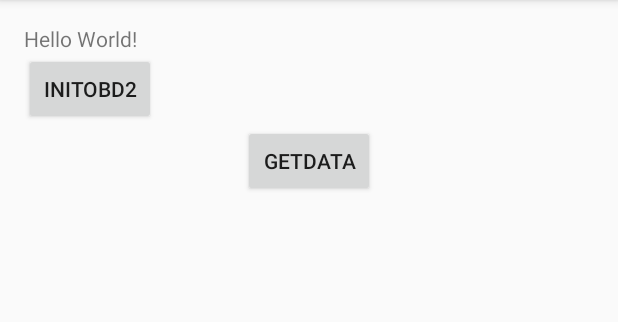
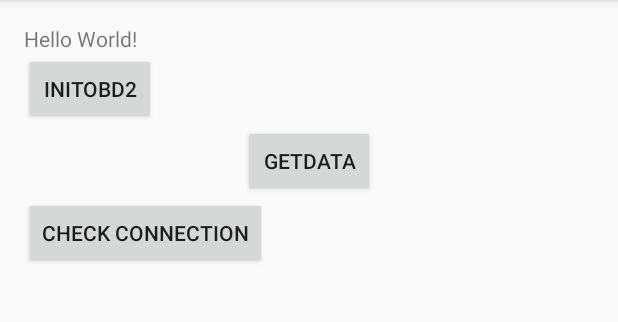
Before and after one commit to harmittaa/ride_rage_android, an Android app: the screen it shows after launch (MainActivity), on a phone screen of 412 x 824 dp, the part 84-406 px from its top. Run offline under Robolectric (Android 15) with nearby library versions, the phone set to English and light mode, and no system bars; libraries missing offline, so code that uses them is left out: com.github.pires.obd.

```diff
--- a/app/src/main/java/com/example/asus/riderage/MainActivity.java
+++ b/app/src/main/java/com/example/asus/riderage/MainActivity.java
@@ -16,17 +16,24 @@ import android.widget.ArrayAdapter;
 import android.widget.Button;
 import android.widget.TextView;
 
+import com.github.pires.obd.commands.ObdCommand;
+import com.github.pires.obd.commands.ObdMultiCommand;
+import com.github.pires.obd.commands.control.ModuleVoltageCommand;
 import com.github.pires.obd.commands.engine.RPMCommand;
 import com.github.pires.obd.commands.protocol.EchoOffCommand;
 import com.github.pires.obd.commands.protocol.LineFeedOffCommand;
+import com.github.pires.obd.commands.protocol.ObdResetCommand;
 import com.github.pires.obd.commands.protocol.SelectProtocolCommand;
 import com.github.pires.obd.commands.protocol.TimeoutCommand;
+import com.github.pires.obd.commands.temperature.AirIntakeTemperatureCommand;
 import com.github.pires.obd.commands.temperature.AmbientAirTemperatureCommand;
 import com.github.pires.obd.enums.ObdProtocols;
 
 import org.apache.commons.io.IOUtils;
 
 import java.io.IOException;
+import java.io.InputStream;
+import java.io.OutputStream;
 import java.util.ArrayList;
 import java.util.Set;
 import java.util.UUID;
@@ -34,7 +41,7 @@ import java.util.UUID;
 public class MainActivity extends AppCompatActivity {
     private final String TAG = "MainActivity";
     TextView text1;
-    Button button, dataButton;
+    Button button, dataButton, checkConnectionButton;
     BluetoothSocket bluetoothSocket;
 
 
@@ -46,9 +53,9 @@ public class MainActivity extends AppCompatActivity {
         initBluetooth();
         button = (Button) findViewById(R.id.testButton);
         dataButton = (Button) findViewById(R.id.getDataButton);
+        checkConnectionButton = (Button) findViewById(R.id.checkConnectionButton);
         text1 = (TextView) findViewById(R.id.dataView);
         initButtonListners();
-
     }
 
     private void initBluetooth() {
@@ -62,8 +69,6 @@ public class MainActivity extends AppCompatActivity {
         if (pairedDevices.size() > 0) {
             for (BluetoothDevice device : pairedDevices) {
                 deviceStrs.add(device.getName() + "\n" + device.getAddress());
-                //Log.e(TAG, "name " + device.getName() + "UUIDs " + device.getUuids()[0] + " size " + device.getUuids().length + " address " + device.getAddress());
-                // devices.add(device.getAddress());
                 devices.add(device);
             }
         }
@@ -102,10 +107,34 @@ public class MainActivity extends AppCompatActivity {
             public void onClick(View v) {
                 try {
                     Log.e(TAG, "InitOBD");
+                    new ObdResetCommand().run(bluetoothSocket.getInputStream(), bluetoothSocket.getOutputStream());
+                    Log.d(TAG, "ObdResetComand was run");
+
+                    try {
+                        Thread.sleep(500);
+                    } catch (InterruptedException e) {
+                        Log.e(TAG, "Thread sleep: error", e);
+                    }
+                    Log.d(TAG, "Thread sleep done");
                     new EchoOffCommand().run(bluetoothSocket.getInputStream(), bluetoothSocket.getOutputStream());
                     new LineFeedOffCommand().run(bluetoothSocket.getInputStream(), bluetoothSocket.getOutputStream());
-                    new TimeoutCommand(125).run(bluetoothSocket.getInputStream(), bluetoothSocket.getOutputStream());
+                    new TimeoutCommand(62).run(bluetoothSocket.getInputStream(), bluetoothSocket.getOutputStream());
                     new SelectProtocolCommand(ObdProtocols.AUTO).run(bluetoothSocket.getInputStream(), bluetoothSocket.getOutputStream());
+
+                    AmbientAirTemperatureCommand aa = new AmbientAirTemperatureCommand();
+                    RPMCommand rpm = new RPMCommand();
+                    rpm.run(bluetoothSocket.getInputStream(),bluetoothSocket.getOutputStream());
+                    //aa.run(bluetoothSocket.getInputStream(), bluetoothSocket.getOutputStream());
+                    Log.e(TAG, "CalculatedResult: " + rpm.getCalculatedResult());
+                    Log.e(TAG, "FormattedResult " + rpm.getFormattedResult());
+
+                    //new RPMCommand().run(bluetoothSocket.getInputStream(), bluetoothSocket.getOutputStream());
+/*
+                    Log.e(TAG, "Air temp " + new AmbientAirTemperatureCommand().getCalculatedResult());
+                    Log.e(TAG, "Module voltage " + new ModuleVoltageCommand().getFormattedResult());
+*/
+                    Log.e(TAG, "Init finished without errors ");
+                    Log.e(TAG, "Bluetooth socket connection " + bluetoothSocket.isConnected());
                 } catch (IOException e) {
                     Log.e(TAG, "ERROR", e);
                 } catch (InterruptedException e) {
@@ -121,19 +150,34 @@ public class MainActivity extends AppCompatActivity {
                 t.start();
             }
         });
+
+        checkConnectionButton.setOnClickListener(new View.OnClickListener() {
+            @Override
+            public void onClick(View v) {
+                Log.e(TAG, "Bluetooth socket connection " + bluetoothSocket.isConnected());
+            }
+        });
+
     }
+
+/*    private void sendCommand() {
+        String airTempCommand = "01 46";
+        bluetoothSocket.getOutputStream().write(airTempCommand).get;
+
+    }*/
 
     private class TestThread implements Runnable {
 
         @Override
         public void run() {
-            RPMCommand rpmCommand = new RPMCommand();
+            //   RPMCommand rpmCommand = new RPMCommand();
             while (!Thread.currentThread().isInterrupted()) {
                 try {
+                    //       rpmCommand.run(bluetoothSocket.getInputStream(), bluetoothSocket.getOutputStream());
+                    //      String theString = IOUtils.toString(bluetoothSocket.getInputStream(), "UTF-8");
+                    //       Log.e(TAG, "THESTRING" + theString);
                     new AmbientAirTemperatureCommand().run(bluetoothSocket.getInputStream(), bluetoothSocket.getOutputStream());
-                    rpmCommand.run(bluetoothSocket.getInputStream(), bluetoothSocket.getOutputStream());
-                    String theString = IOUtils.toString(bluetoothSocket.getInputStream(), "UTF-8");
-                    Log.e(TAG, "THESTRING" + theString);
+
                 } catch (IOException e) {
                     Log.e(TAG, "ERROR", e);
                 } catch (InterruptedException e) {
@@ -162,20 +206,9 @@ public class MainActivity extends AppCompatActivity {
         public void run() {
             try {
                 bluetoothSocket = device.createRfcommSocketToServiceRecord(uuidToConnect);
-                Log.e(TAG, "Connecting with" + uuidToConnect.toString());
+                Log.e(TAG, "Connecting with " + uuidToConnect.toString());
                 bluetoothSocket.connect();
-                Log.e(TAG, "Connected with" + uuidToConnect.toString());
-                try {
-                    Log.e(TAG, "InitOBD");
-                    new EchoOffCommand().run(bluetoothSocket.getInputStream(), bluetoothSocket.getOutputStream());
-                    new LineFeedOffCommand().run(bluetoothSocket.getInputStream(), bluetoothSocket.getOutputStream());
-                    new TimeoutCommand(125).run(bluetoothSocket.getInputStream(), bluetoothSocket.getOutputStream());
-                    new SelectProtocolCommand(ObdProtocols.AUTO).run(bluetoothSocket.getInputStream(), bluetoothSocket.getOutputStream());
-                } catch (IOException e) {
-                    Log.e(TAG, "ERROR", e);
-                } catch (InterruptedException e) {
-                    Log.e(TAG, "ERROR", e);
-                }
+                Log.e(TAG, "Connected with " + uuidToConnect.toString());
             } catch (IOException e) {
                 Log.e(TAG, "ERROR", e);
                 try {
--- a/app/src/main/res/layout/activity_main.xml
+++ b/app/src/main/res/layout/activity_main.xml
@@ -32,4 +32,10 @@
         android:layout_gravity="center"
         />
 
+    <Button
+        android:id="@+id/checkConnectionButton"
+        android:text="check connection"
+        android:layout_width="wrap_content"
+        android:layout_height="wrap_content" />
+
 </LinearLayout>
```
